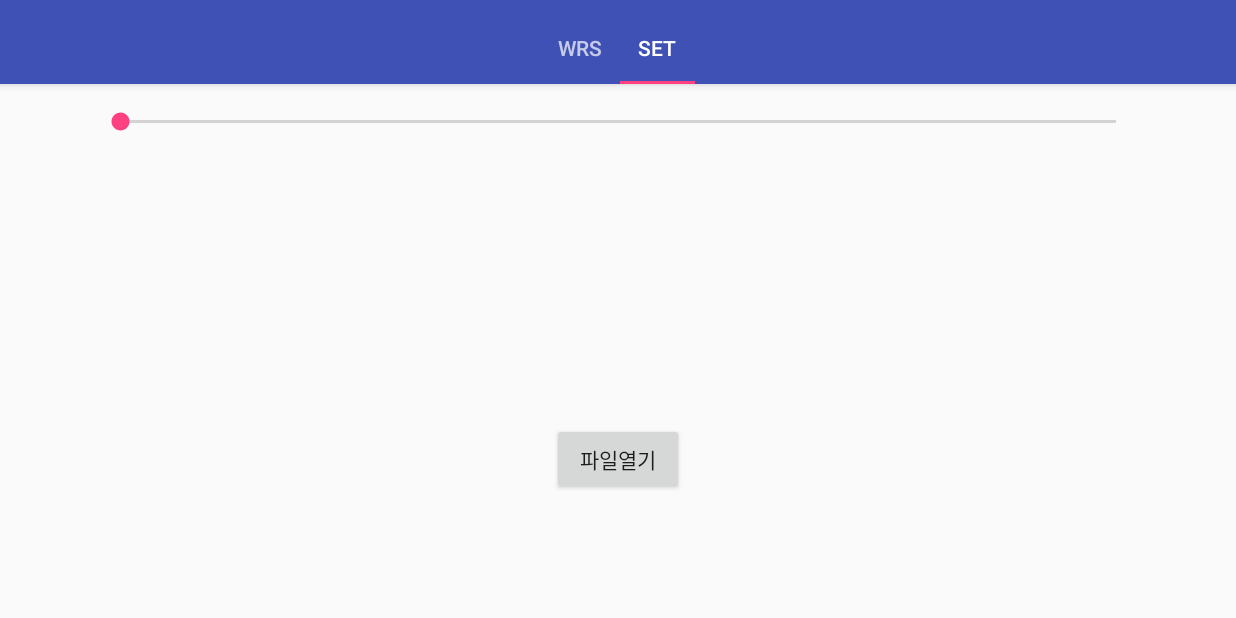
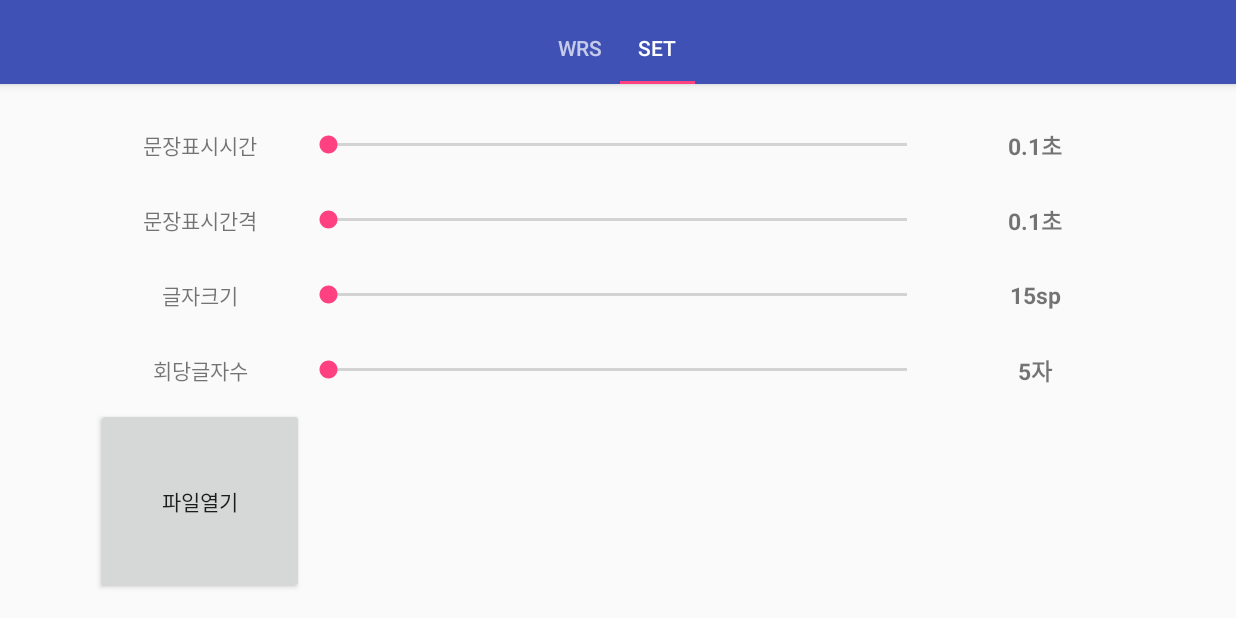
Before and after one commit to ovso/WRS, an Android app: the screen it shows after launch (MainActivity), tab 2 chosen, on a phone screen of 824 x 412 dp (held sideways). Run offline under Robolectric (Android 15) with nearby library versions, the phone set to English and light mode, and no system bars; libraries missing offline, so code that uses them is left out: org.mozilla.universalchardet.

Commit message:
1. 현재문자 반복 기능 버그 수정. 2. 설정 모두 구현/설정을 메인이랑 연동 3. 화면전환하면 정지시키기 ----- 모든설정 초기화 해야함~~ 메모리 날린 후 돌아왔을때 설정 유지하기 해야함

```diff
--- a/app/src/main/java/net/onepagebook/wrs/main/MainActivity.java
+++ b/app/src/main/java/net/onepagebook/wrs/main/MainActivity.java
@@ -15,7 +15,7 @@ import net.onpagebook.wrs.R;
 import net.onepagebook.wrs.main.fragment.setting.SetFragment;
 import net.onepagebook.wrs.main.fragment.wrs.WrsFragment;
 
-public class MainActivity extends AppCompatActivity {
+public class MainActivity extends AppCompatActivity implements MainPresenter.View, ViewPager.OnPageChangeListener {
 
     /**
      * The {@link android.support.v4.view.PagerAdapter} that will provide
@@ -31,12 +31,20 @@ public class MainActivity extends AppCompatActivity {
      * The {@link ViewPager} that will host the section contents.
      */
     public ViewPager mViewPager;
-
+    MainPresenter mPresenter;
     @Override
     protected void onCreate(Bundle savedInstanceState) {
         super.onCreate(savedInstanceState);
+
         setContentView(R.layout.activity_main);
 
+        mPresenter = new MainPresenterImpl(this);
+        mPresenter.onCreate();
+
+    }
+
+    @Override
+    public void onInit() {
         Toolbar toolbar = (Toolbar) findViewById(R.id.toolbar);
         toolbar.setVisibility(View.GONE);
         setSupportActionBar(toolbar);
@@ -50,7 +58,10 @@ public class MainActivity extends AppCompatActivity {
 
         TabLayout tabLayout = (TabLayout) findViewById(R.id.tabs);
         tabLayout.setupWithViewPager(mViewPager);
-        mViewPager.addOnPageChangeListener(new ViewPager.OnPageChangeListener() {
+        mViewPager.addOnPageChangeListener(this);
+
+    }
+
     @Override
     public void onPageScrolled(int position, float positionOffset, int positionOffsetPixels) {
 
@@ -58,14 +69,12 @@ public class MainActivity extends AppCompatActivity {
 
     @Override
     public void onPageSelected(int position) {
-                Log.d(position+"");
+        mPresenter.onPageSelected(getApplicationContext(), position);
     }
 
     @Override
     public void onPageScrollStateChanged(int state) {
 
-            }
-        });
     }
 
     /**
--- /dev/null
+++ b/app/src/main/java/net/onepagebook/wrs/main/MainModel.java
@@ -0,0 +1,15 @@
+package net.onepagebook.wrs.main;
+
+import android.content.Context;
+
+import net.onepagebook.wrs.app.MyApplication;
+
+/**
+ * Created by ovso on 2016. 1. 2..
+ */
+public class MainModel {
+
+    public void stopWRS(Context context) {
+        ((MyApplication)context.getApplicationContext()).getScheduleManager().stop();
+    }
+}
--- /dev/null
+++ b/app/src/main/java/net/onepagebook/wrs/main/MainPresenter.java
@@ -0,0 +1,14 @@
+package net.onepagebook.wrs.main;
+
+import android.content.Context;
+
+/**
+ * Created by ovso on 2016. 1. 2..
+ */
+public interface MainPresenter {
+    void onCreate();
+    void onPageSelected(Context context, int position);
+    interface View{
+        void onInit();
+    }
+}
--- /dev/null
+++ b/app/src/main/java/net/onepagebook/wrs/main/MainPresenterImpl.java
@@ -0,0 +1,27 @@
+package net.onepagebook.wrs.main;
+
+import android.content.Context;
+
+/**
+ * Created by ovso on 2016. 1. 2..
+ */
+public class MainPresenterImpl implements MainPresenter {
+    MainPresenter.View mView;
+    MainModel mModel;
+    public MainPresenterImpl(MainPresenter.View view) {
+        mView = view;
+        mModel = new MainModel();
+    }
+
+    @Override
+    public void onCreate() {
+        mView.onInit();
+    }
+
+    @Override
+    public void onPageSelected(Context context, int position) {
+        if(position > 0) {
+            mModel.stopWRS(context);
+        }
+    }
+}
--- a/app/src/main/java/net/onepagebook/wrs/main/fragment/setting/SetFragment.java
+++ b/app/src/main/java/net/onepagebook/wrs/main/fragment/setting/SetFragment.java
@@ -10,6 +10,7 @@ import android.view.LayoutInflater;
 import android.view.View;
 import android.view.ViewGroup;
 import android.widget.SeekBar;
+import android.widget.TextView;
 
 import net.onepagebook.wrs.common.Log;
 import net.onpagebook.wrs.R;
@@ -17,7 +18,7 @@ import net.onpagebook.wrs.R;
 /**
  * Created by jaeho_oh on 2015-12-21.
  */
-public class SetFragment extends Fragment implements SetPresenter.View, SeekBar.OnSeekBarChangeListener, View.OnClickListener {
+public class SetFragment extends Fragment implements SetPresenter.View, View.OnClickListener, SeekBar.OnSeekBarChangeListener {
 
     public final static SetFragment newInstance() {
         Log.d("");
@@ -35,14 +36,16 @@ public class SetFragment extends Fragment implements SetPresenter.View, SeekBar.
     public void onActivityCreated(Bundle savedInstanceState) {
         super.onActivityCreated(savedInstanceState);
         mPresenter = new SetPresenterImpl(this);
-        mPresenter.onActivityCreate();
+        mPresenter.onActivityCreate(getActivity());
     }
 
     @Override
     public void onInit() {
-        SeekBar seekBar = (SeekBar) mContentView.findViewById(R.id.seekBar);
         mContentView.findViewById(R.id.button).setOnClickListener(this);
-        seekBar.setOnSeekBarChangeListener(this);
+        ((SeekBar)mContentView.findViewById(R.id.seek_text_show_time)).setOnSeekBarChangeListener(this);
+        ((SeekBar)mContentView.findViewById(R.id.seek_text_show_interval)).setOnSeekBarChangeListener(this);
+        ((SeekBar)mContentView.findViewById(R.id.seek_text_size)).setOnSeekBarChangeListener(this);
+        ((SeekBar)mContentView.findViewById(R.id.seek_text_once_length)).setOnSeekBarChangeListener(this);
     }
 
     @Override
@@ -50,25 +53,31 @@ public class SetFragment extends Fragment implements SetPresenter.View, SeekBar.
         startActivityForResult(intent, requestCode);
 
     }
+
+    @Override
+    public void setTextShowTime(String text) {
+        ((TextView)mContentView.findViewById(R.id.tv_text_show_time)).setText(text);
+    }
+
+    @Override
+    public void setTextShowInterval(String text) {
+        ((TextView)mContentView.findViewById(R.id.tv_text_show_interval)).setText(text);
+    }
+
+    @Override
+    public void setTextSize(String text) {
+        ((TextView)mContentView.findViewById(R.id.tv_text_size)).setText(text);
+    }
+
+    @Override
+    public void setTextOnceLength(String text) {
+        ((TextView)mContentView.findViewById(R.id.tv_text_once_length)).setText(text);
+    }
+
     @Override
     public void onActivityResult(int requestCode, int resultCode, Intent data) {
         //super.onActivityResult(requestCode, resultCode, data);
         mPresenter.onActivityResult(getActivity(), requestCode, resultCode, data);
-
-    }
-
-    @Override
-    public void onProgressChanged(SeekBar seekBar, int progress, boolean fromUser) {
-        //Log.d("progress="+progress);
-    }
-
-    @Override
-    public void onStartTrackingTouch(SeekBar seekBar) {
-
-    }
-
-    @Override
-    public void onStopTrackingTouch(SeekBar seekBar) {
 
     }
 
@@ -86,4 +95,19 @@ public class SetFragment extends Fragment implements SetPresenter.View, SeekBar.
             }
         }
     }
+
+    @Override
+    public void onProgressChanged(SeekBar seekBar, int progress, boolean fromUser) {
+        mPresenter.onProgressChanged(seekBar, progress);
+    }
+
+    @Override
+    public void onStartTrackingTouch(SeekBar seekBar) {
+        mPresenter.onStartTrackingTouch(seekBar);
+    }
+
+    @Override
+    public void onStopTrackingTouch(SeekBar seekBar) {
+        mPresenter.onStopTrackingTouch(seekBar);
+    }
 }
--- a/app/src/main/java/net/onepagebook/wrs/main/fragment/setting/SetPresenter.java
+++ b/app/src/main/java/net/onepagebook/wrs/main/fragment/setting/SetPresenter.java
@@ -2,16 +2,24 @@ package net.onepagebook.wrs.main.fragment.setting;
 
 import android.content.Context;
 import android.content.Intent;
+import android.widget.SeekBar;
 
 /**
  * Created by jaeho_oh on 2015-12-22.
  */
 public interface SetPresenter {
-    void onActivityCreate();
+    void onActivityCreate(Context context);
     void onActivityResult(Context context, int requestCode, int resultCode, Intent data);
     void onClick(android.view.View view);
+    void onProgressChanged(SeekBar seekBar, int progress);
+    void onStartTrackingTouch(SeekBar seekBar);
+    void onStopTrackingTouch(SeekBar seekBar);
     interface View {
         void onInit();
         void navigateToActivity(Intent intent, int requestCode);
+        void setTextShowTime(String text);
+        void setTextShowInterval(String text);
+        void setTextSize(String text);
+        void setTextOnceLength(String text);
     }
 }
--- a/app/src/main/java/net/onepagebook/wrs/main/fragment/wrs/WRSPresenter.java
+++ b/app/src/main/java/net/onepagebook/wrs/main/fragment/wrs/WRSPresenter.java
@@ -23,5 +23,6 @@ public interface WRSPresenter {
         void showTraningTimer(String time);
         void showTraningTimeFix(String time);
         void changePage(WRSScheduleManager.PAGE_STATE state);
+        void setTextSize(int size);
     }
 }
--- a/app/src/main/java/net/onepagebook/wrs/main/fragment/wrs/WrsFragment.java
+++ b/app/src/main/java/net/onepagebook/wrs/main/fragment/wrs/WrsFragment.java
@@ -6,6 +6,7 @@ import android.os.Bundle;
 import android.os.Handler;
 import android.os.Message;
 import android.support.v4.app.Fragment;
+import android.util.TypedValue;
 import android.view.LayoutInflater;
 import android.view.View;
 import android.view.ViewGroup;
@@ -122,4 +123,9 @@ public class WrsFragment extends Fragment implements WRSPresenter.View, View.OnC
             ((MainActivity)getActivity()).mViewPager.setCurrentItem(1);
         }
     }
+
+    @Override
+    public void setTextSize(int size) {
+        ((TextView)mContentView.findViewById(R.id.tv_show)).setTextSize(TypedValue.COMPLEX_UNIT_SP, size);
+    }
 }
--- a/app/src/main/res/layout/fragment_set.xml
+++ b/app/src/main/res/layout/fragment_set.xml
@@ -1,27 +1,132 @@
-<RelativeLayout xmlns:android="http://schemas.android.com/apk/res/android"
-    xmlns:tools="http://schemas.android.com/tools"
+<LinearLayout xmlns:android="http://schemas.android.com/apk/res/android"
     android:layout_width="match_parent"
     android:layout_height="match_parent"
     android:paddingBottom="@dimen/activity_vertical_margin"
     android:paddingLeft="@dimen/activity_horizontal_margin"
     android:paddingRight="@dimen/activity_horizontal_margin"
-    android:paddingTop="@dimen/activity_vertical_margin">
+    android:paddingTop="@dimen/activity_vertical_margin"
+    android:orientation="vertical">
 
-    <SeekBar
+    <LinearLayout
         android:layout_width="match_parent"
-        android:layout_height="wrap_content"
-        android:id="@+id/seekBar"
-        android:layout_alignParentTop="true"
-        android:layout_alignParentLeft="true"
-        android:layout_alignParentStart="true" />
-
-    <Button
-        android:layout_width="wrap_content"
-        android:layout_height="wrap_content"
-        android:text="파일열기"
-        android:id="@+id/button"
-        android:layout_alignParentBottom="true"
-        android:layout_centerHorizontal="true"
-        android:layout_marginBottom="66dp" />
-
-</RelativeLayout>
+        android:layout_height="50dp"
+        android:orientation="horizontal">
+        <TextView
+            android:layout_width="0dp"
+            android:layout_height="match_parent"
+            android:layout_weight="1"
+            android:text="@string/text_show_time"
+            android:gravity="center"/>
+        <SeekBar
+            android:id="@+id/seek_text_show_time"
+            android:layout_width="0dp"
+            android:layout_height="match_parent"
+            android:layout_weight="3"/>
+        <TextView
+            android:id="@+id/tv_text_show_time"
+            android:layout_width="0dp"
+            android:layout_height="match_parent"
+            android:layout_weight="1"
+            android:text="@string/text_set_time"
+            android:gravity="center"
+            android:textSize="15sp"
+            android:textStyle="bold"/>
+    </LinearLayout>
+    <LinearLayout
+        android:layout_width="match_parent"
+        android:layout_height="50dp"
+        android:orientation="horizontal">
+        <TextView
+            android:layout_width="0dp"
+            android:layout_height="match_parent"
+            android:layout_weight="1"
+            android:text="@string/text_show_interval"
+            android:gravity="center"/>
+        <SeekBar
+            android:id="@+id/seek_text_show_interval"
+            android:layout_width="0dp"
+            android:layout_height="match_parent"
+            android:layout_weight="3"/>
+        <TextView
+            android:id="@+id/tv_text_show_interval"
+            android:layout_width="0dp"
+            android:layout_height="match_parent"
+            android:layout_weight="1"
+            android:text="@string/text_set_time"
+            android:gravity="center"
+            android:textSize="15sp"
+            android:textStyle="bold"/>
+    </LinearLayout>
+    <LinearLayout
+        android:layout_width="match_parent"
+        android:layout_height="50dp"
+        android:orientation="horizontal">
+        <TextView
+            android:layout_width="0dp"
+            android:layout_height="match_parent"
+            android:layout_weight="1"
+            android:text="@string/text_size"
+            android:gravity="center"/>
+        <SeekBar
+            android:id="@+id/seek_text_size"
+            android:layout_width="0dp"
+            android:layout_height="match_parent"
+            android:layout_weight="3"/>
+        <TextView
+            android:id="@+id/tv_text_size"
+            android:layout_width="0dp"
+            android:layout_height="match_parent"
+            android:layout_weight="1"
+            android:text="@string/text_set_size"
+            android:gravity="center"
+            android:textSize="15sp"
+            android:textStyle="bold"/>
+    </LinearLayout>
+    <LinearLayout
+        android:layout_width="match_parent"
+        android:layout_height="50dp"
+        android:orientation="horizontal">
+        <TextView
+            android:layout_width="0dp"
+            android:layout_height="match_parent"
+            android:layout_weight="1"
+            android:text="@string/text_once_length"
+            android:gravity="center"/>
+        <SeekBar
+            android:id="@+id/seek_text_once_length"
+            android:layout_width="0dp"
+            android:layout_height="match_parent"
+            android:layout_weight="3"/>
+        <TextView
+            android:id="@+id/tv_text_once_length"
+            android:layout_width="0dp"
+            android:layout_height="match_parent"
+            android:layout_weight="1"
+            android:text="@string/text_set_once_lehgth"
+            android:gravity="center"
+            android:textSize="15sp"
+            android:textStyle="bold"/>
+    </LinearLayout>
+    <LinearLayout
+        android:layout_width="match_parent"
+        android:layout_height="0dp"
+        android:layout_weight="1"
+        android:orientation="horizontal">
+        <Button
+            android:layout_width="0dp"
+            android:layout_height="match_parent"
+            android:layout_weight="1"
+            android:text="@string/btn_file"
+            android:id="@+id/button" />
+        <TextView
+            android:layout_width="0dp"
+            android:layout_height="match_parent"
+            android:layout_weight="3"
+            android:gravity="center"
+            android:textSize="15sp"/>
+        <TextView
+            android:layout_width="0dp"
+            android:layout_height="match_parent"
+            android:layout_weight="1"/>
+    </LinearLayout>
+</LinearLayout>
--- a/app/src/main/res/layout/fragment_wrs.xml
+++ b/app/src/main/res/layout/fragment_wrs.xml
@@ -54,7 +54,8 @@
         android:layout_weight="5"
         android:background="@drawable/shape_rect_round"
         android:padding="10dp"
-        android:layout_margin="5dp"/>
+        android:layout_margin="5dp"
+        android:textSize="15sp"/>
     <LinearLayout
         android:layout_width="match_parent"
         android:layout_height="0dp"
--- /dev/null
+++ b/app/src/main/res/values/arrays.xml
@@ -0,0 +1,59 @@
+<?xml version="1.0" encoding="utf-8"?>
+<resources>
+        <string-array name="time_array">
+            <item>0.1</item>
+            <item>0.2</item>
+            <item>0.3</item>
+            <item>0.4</item>
+            <item>0.5</item>
+            <item>0.6</item>
+            <item>0.7</item>
+            <item>0.8</item>
+            <item>0.9</item>
+            <item>1.0</item>
+            <item>1.1</item>
+            <item>1.2</item>
+            <item>1.3</item>
+            <item>1.4</item>
+            <item>1.5</item>
+            <item>1.6</item>
+            <item>1.7</item>
+            <item>1.8</item>
+            <item>1.9</item>
+            <item>2.0</item>
+        </string-array>
+        <string-array name="text_size_array">
+            <item>10</item>
+            <item>20</item>
+            <item>30</item>
+            <item>40</item>
+            <item>50</item>
+            <item>60</item>
+            <item>70</item>
+            <item>80</item>
+            <item>90</item>
+            <item>100</item>
+        </string-array>
+        <string-array name="text_once_length_array">
+            <item>5</item>
+            <item>10</item>
+            <item>15</item>
+            <item>20</item>
+            <item>25</item>
+            <item>30</item>
+            <item>35</item>
+            <item>40</item>
+            <item>45</item>
+            <item>50</item>
+            <item>55</item>
+            <item>60</item>
+            <item>65</item>
+            <item>70</item>
+            <item>75</item>
+            <item>80</item>
+            <item>85</item>
+            <item>90</item>
+            <item>95</item>
+            <item>100</item>
+        </string-array>
+</resources>
--- a/app/src/main/res/values/strings.xml
+++ b/app/src/main/res/values/strings.xml
@@ -7,4 +7,12 @@
     <string name="ok">확인</string>
     <string name="cancel">취소</string>
     <string name="toast_empty_file">훈련을 위한 텍스트 파일을 열어주세요.</string>
+    <string name="text_show_time">문장표시시간</string>
+    <string name="text_show_interval">문장표시간격</string>
+    <string name="text_size">글자크기</string>
+    <string name="text_once_length">회당글자수</string>
+    <string name="text_set_time">0.1초</string>
+    <string name="text_set_size">15sp</string>
+    <string name="text_set_once_lehgth">5자</string>
+    <string name="btn_file">파일열기</string>
 </resources>
```
Also changed, not shown: app/src/main/java/net/onepagebook/wrs/app/MyApplication.java (+0 -27 lines), app/src/main/java/net/onepagebook/wrs/main/Model.java (+0 -47 lines), app/src/main/java/net/onepagebook/wrs/main/fragment/setting/SetModel.java (+87 -0 lines), app/src/main/java/net/onepagebook/wrs/main/fragment/setting/SetPresenterImpl.java (+35 -8 lines), app/src/main/java/net/onepagebook/wrs/main/fragment/wrs/WRSScheduleManager.java (+46 -9 lines). Lines whose indentation alone changed are shown as unchanged.
